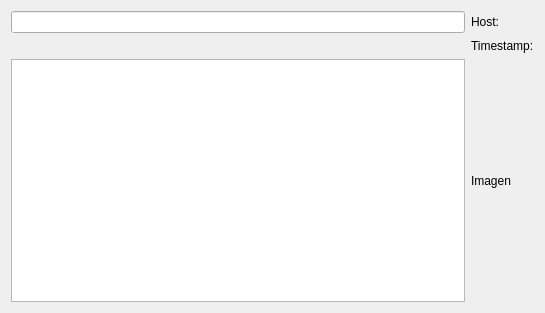
Qt form visor-servidor/bddialog.ui (alu4216/Videovigilancia) before a commit.
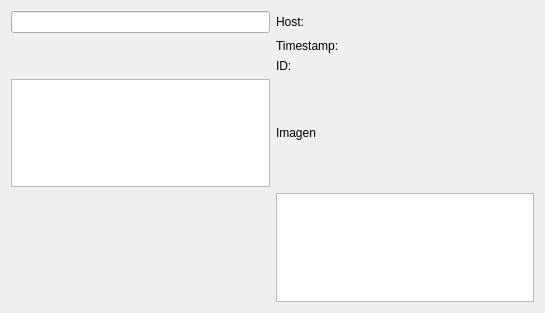
The same form after that commit.

Patch:
```diff
--- a/visor-servidor/bddialog.ui
+++ b/visor-servidor/bddialog.ui
@@ -14,7 +14,21 @@
    <string>Form</string>
   </property>
   <layout class="QGridLayout" name="gridLayout">
+   <item row="1" column="1">
+    <widget class="QLabel" name="timestampLabel">
+     <property name="text">
+      <string>Timestamp:</string>
+     </property>
+    </widget>
+   </item>
    <item row="2" column="1">
+    <widget class="QLabel" name="labelID">
+     <property name="text">
+      <string>ID:</string>
+     </property>
+    </widget>
+   </item>
+   <item row="3" column="1">
     <widget class="QLabel" name="label">
      <property name="text">
       <string>Imagen</string>
@@ -24,9 +38,6 @@
    <item row="0" column="0">
     <widget class="QLineEdit" name="lineEdit"/>
    </item>
-   <item row="2" column="0">
-    <widget class="QListWidget" name="listWidget"/>
-   </item>
    <item row="0" column="1">
     <widget class="QLabel" name="hostLabel">
      <property name="text">
@@ -34,12 +45,11 @@
      </property>
     </widget>
    </item>
-   <item row="1" column="1">
-    <widget class="QLabel" name="timestampLabel">
-     <property name="text">
-      <string>Timestamp:</string>
-     </property>
-    </widget>
+   <item row="3" column="0">
+    <widget class="QListWidget" name="listWidget"/>
+   </item>
+   <item row="4" column="1">
+    <widget class="QListWidget" name="listWidget_2"/>
    </item>
   </layout>
  </widget>
```
